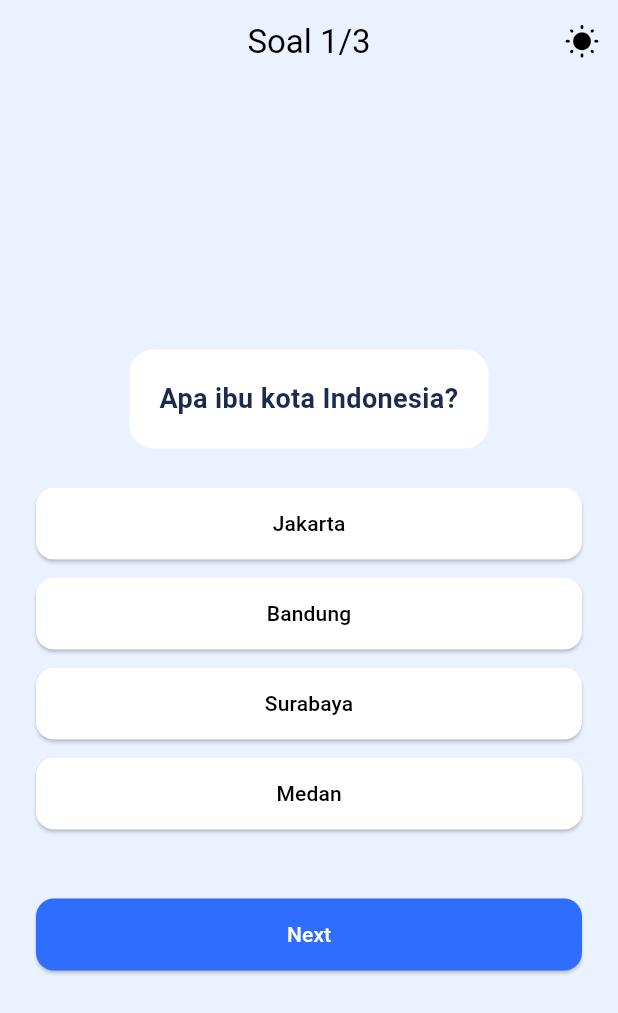
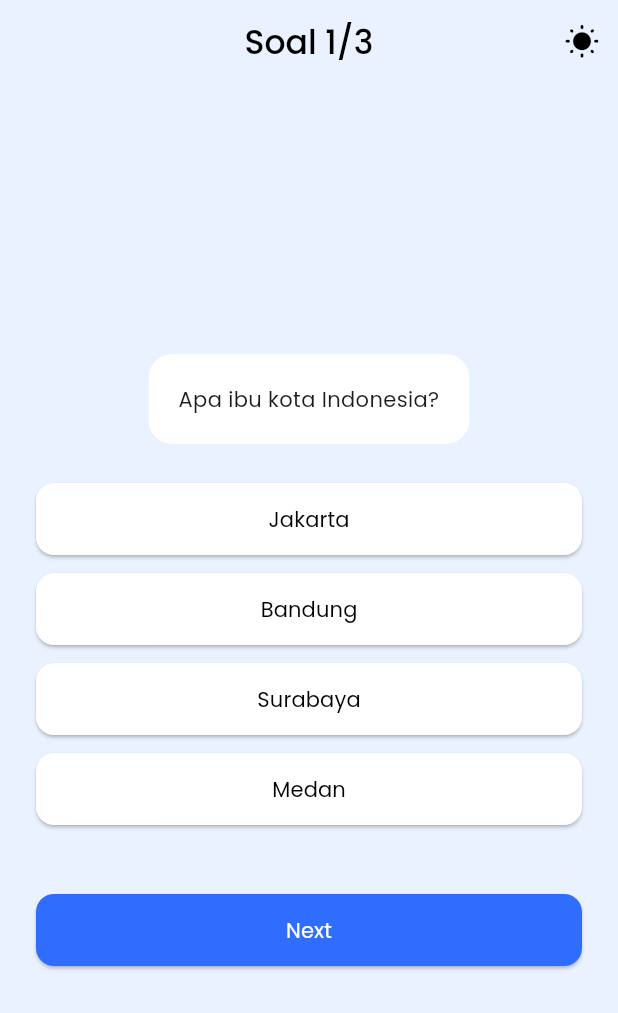
Before and after one commit to Qadrul/pg, a Flutter app: the QuizScreen screen opened by its route, on a phone screen of 412 x 824 dp. Shown: the top 1013 px of the screen. Run offline on Flutter 3.47's test engine with Material 3 defaults, Android fonts, the phone set to English and light mode, and no system bars; our stand-ins replace confetti, go_router, shared_preferences; accounts and stored records are empty.

Commit message:
feat: tambha commentar dan perubahan font

```diff
--- a/lib/models/question_models.dart
+++ b/lib/models/question_models.dart
@@ -1,7 +1,7 @@
 class Question {
-  final String questionText;
-  final List<String> options;
-  final int correctIndex;
+  final String questionText;       // // Menyimpan teks pertanyaan (immutable)
+  final List<String> options;      // // Menyimpan daftar pilihan jawaban
+  final int correctIndex;          // // Menyimpan indeks jawaban yang benar
 
   Question({
     required this.questionText,
--- a/lib/providers/quiz_provider.dart
+++ b/lib/providers/quiz_provider.dart
@@ -5,18 +5,18 @@ import 'package:pg/data/question_data.dart';
 import 'package:pg/models/question_models.dart';
 
 class QuizProvider extends ChangeNotifier {
-  String userName = '';
-  int currentQuestionIndex = 0;
-  int score = 0;
-  bool answered = false;
-  int? selectedIndex;
-  late List<Question> shuffledQuestions;
+  String userName = '';                       // // Menyimpan nama pengguna
+  int currentQuestionIndex = 0;               // // Menyimpan indeks pertanyaan saat ini
+  int score = 0;                              // // Menyimpan skor pengguna
+  bool answered = false;                      // // Menandai apakah pertanyaan sudah dijawab
+  int? selectedIndex;                         // // Menyimpan jawaban yang dipilih
+  late List<Question> shuffledQuestions;      // // List pertanyaan acak untuk quiz
 
   final ConfettiController confettiController =
-      ConfettiController(duration: const Duration(seconds: 1));
+      ConfettiController(duration: const Duration(seconds: 1));  // // Controller animasi confetti
 
   QuizProvider() {
-    _shuffleQuestions();
+    _shuffleQuestions();                      // // Acak pertanyaan saat provider dibuat
   }
 
   void _shuffleQuestions() {
@@ -25,23 +25,22 @@ class QuizProvider extends ChangeNotifier {
 
   void setName(String name) {
     userName = name;
-    _shuffleQuestions(); // acak ulang setiap kali mulai quiz
+    _shuffleQuestions();                      // // Acak ulang setiap kali quiz baru
     resetQuiz();
-    notifyListeners();
+    notifyListeners();                        // // Update UI via state management
   }
 
   void answerQuestion(int index) {
-    if (answered) return;
+    if (answered) return;                      // // Mencegah jawaban ganda
     answered = true;
     selectedIndex = index;
 
-    // Hitung skor langsung tanpa menunggu confetti
     if (index == shuffledQuestions[currentQuestionIndex].correctIndex) {
-      score++;
-      confettiController.play();
+      score++;                                 // // Hitung skor
+      confettiController.play();              // // Mainkan animasi confetti
     }
 
-    notifyListeners();
+    notifyListeners();                        // // Update UI
   }
 
   void nextQuestion() {
@@ -65,7 +64,7 @@ class QuizProvider extends ChangeNotifier {
 
   @override
   void dispose() {
-    confettiController.dispose();
+    confettiController.dispose();             // // Bersihkan controller saat provider dibuang
     super.dispose();
   }
 }
--- a/lib/providers/theme_provider.dart
+++ b/lib/providers/theme_provider.dart
@@ -2,27 +2,27 @@ import 'package:flutter/material.dart';
 import 'package:shared_preferences/shared_preferences.dart';
 
 class ThemeProvider extends ChangeNotifier {
-  bool _isDarkMode = false;
-  bool get isDarkMode => _isDarkMode;
+  bool _isDarkMode = false;             // // Menyimpan status tema
+  bool get isDarkMode => _isDarkMode;   // // Getter untuk akses status tema
 
   ThemeProvider() {
-    _loadTheme(); // panggil saat inisialisasi
+    _loadTheme();                        // // Ambil tema terakhir saat inisialisasi
   }
 
   /// 🔹 Ubah tema dan simpan ke SharedPreferences
   void toggleTheme() async {
-    _isDarkMode = !_isDarkMode;
-    notifyListeners();
+    _isDarkMode = !_isDarkMode;         // // Toggle antara light/dark
+    notifyListeners();                  // // Update UI saat theme berubah
 
     final prefs = await SharedPreferences.getInstance();
-    await prefs.setBool('isDarkMode', _isDarkMode);
+    await prefs.setBool('isDarkMode', _isDarkMode); // // Simpan tema
   }
 
   /// 🔹 Ambil tema terakhir dari SharedPreferences
   void _loadTheme() async {
     final prefs = await SharedPreferences.getInstance();
     _isDarkMode = prefs.getBool('isDarkMode') ?? false;
-    notifyListeners();
+    notifyListeners();                  // // Update UI sesuai tema tersimpan
   }
 
   ThemeData get themeData {
--- a/lib/routes/app_route.dart
+++ b/lib/routes/app_route.dart
@@ -7,10 +7,22 @@ import 'package:pg/screens/splash_screen.dart';
 class AppRouter {
   static final GoRouter router = GoRouter(
     routes: [
-      GoRoute(path: '/', builder: (context, state) => const SplashScreen()),
-      GoRoute(path: '/name', builder: (context, state) => const NameScreen()),
-      GoRoute(path: '/quiz', builder: (context, state) => const QuizScreen()),
-      GoRoute(path: '/result', builder: (context, state) => const ResultScreen()),
+      GoRoute(
+        path: '/',
+        builder: (context, state) => const SplashScreen()  // // Halaman splash pertama
+      ),
+      GoRoute(
+        path: '/name',
+        builder: (context, state) => const NameScreen()    // // Halaman input nama pengguna
+      ),
+      GoRoute(
+        path: '/quiz',
+        builder: (context, state) => const QuizScreen()    // // Halaman kuis
+      ),
+      GoRoute(
+        path: '/result',
+        builder: (context, state) => const ResultScreen()  // // Halaman hasil skor
+      ),
     ],
   );
 }
--- a/lib/screens/quizz_screen.dart
+++ b/lib/screens/quizz_screen.dart
@@ -14,15 +14,19 @@ class QuizScreen extends StatelessWidget {
 
   @override
   Widget build(BuildContext context) {
-    final quiz = Provider.of<QuizProvider>(context);
-    final question = quiz.shuffledQuestions[quiz.currentQuestionIndex];
+    final quiz = Provider.of<QuizProvider>(context); // Akses QuizProvider
+    final question = quiz.shuffledQuestions[quiz.currentQuestionIndex]; // Ambil pertanyaan saat ini
     final theme = Theme.of(context);
 
     return Scaffold(
       appBar: AppBar(
         title: Text(
-          "Soal ${quiz.currentQuestionIndex + 1}/${questionList.length}",
-          style: TextStyle(color: theme.colorScheme.onSurface),
+          "Soal ${quiz.currentQuestionIndex + 1}/${questionList.length}", // Indikator progres
+          style: TextStyle(
+            fontFamily: 'Poppins',
+            fontWeight: FontWeight.w500, // Medium untuk judul
+            color: theme.colorScheme.onSurface,
+          ),
         ),
         actions: const [ThemeToggleIcon()],
         centerTitle: true,
@@ -35,7 +39,13 @@ class QuizScreen extends StatelessWidget {
           Column(
             mainAxisAlignment: MainAxisAlignment.center,
             children: [
-              QuestionCard(text: question.questionText),
+              QuestionCard(
+                text: question.questionText,
+                textStyle: const TextStyle(
+                  fontFamily: 'Poppins',
+                  fontWeight: FontWeight.w400, // Regular untuk pertanyaan
+                ),
+              ),
               const SizedBox(height: 20),
               ...List.generate(question.options.length, (i) {
                 return AnswerButton(
@@ -44,6 +54,10 @@ class QuizScreen extends StatelessWidget {
                   isCorrect: i == question.correctIndex,
                   isAnswered: quiz.answered,
                   onTap: () => quiz.answerQuestion(i),
+                  textStyle: const TextStyle(
+                    fontFamily: 'Poppins',
+                    fontWeight: FontWeight.w400, // Regular untuk jawaban
+                  ),
                 );
               }),
               const SizedBox(height: 30),
@@ -53,11 +67,12 @@ class QuizScreen extends StatelessWidget {
                       ? "Correct.."
                       : "Wrong..",
                   style: TextStyle(
+                    fontFamily: 'Poppins',
+                    fontWeight: FontWeight.w500, // Medium untuk feedback
                     color: quiz.selectedIndex == question.correctIndex
                         ? Colors.green
                         : Colors.red,
                     fontSize: 18,
-                    fontWeight: FontWeight.bold,
                   ),
                 ),
               const SizedBox(height: 10),
@@ -69,6 +84,10 @@ class QuizScreen extends StatelessWidget {
                     quiz.nextQuestion();
                   }
                 },
+                textStyle: const TextStyle(
+                  fontFamily: 'Poppins',
+                  fontWeight: FontWeight.w400, // Regular untuk tombol next
+                ),
               ),
             ],
           ),
--- a/lib/screens/splash_screen.dart
+++ b/lib/screens/splash_screen.dart
@@ -12,6 +12,7 @@ class _SplashScreenState extends State<SplashScreen> {
   @override
   void initState() {
     super.initState();
+    // // Navigasi otomatis ke halaman input nama setelah 2 detik
     Future.delayed(const Duration(seconds: 2), () {
       context.go('/name');
     });
@@ -22,8 +23,8 @@ class _SplashScreenState extends State<SplashScreen> {
     return const Scaffold(
       body: Center(
         child: Image(
-          image: AssetImage('assets/images/logo.png'),
-          width: 120,
+          image: AssetImage('assets/images/logo.png'), // // Menggunakan aset gambar → mempercantik UI
+          width: 120,                                     // // Ukuran responsif bisa ditingkatkan (misal relative ke lebar layar)
         ),
       ),
     );
--- a/lib/widgets/answer_button.dart
+++ b/lib/widgets/answer_button.dart
@@ -6,6 +6,7 @@ class AnswerButton extends StatelessWidget {
   final bool isCorrect;
   final bool isAnswered;
   final VoidCallback onTap;
+  final TextStyle? textStyle; // <-- tambahkan ini
 
   const AnswerButton({
     super.key,
@@ -14,6 +15,7 @@ class AnswerButton extends StatelessWidget {
     required this.isCorrect,
     required this.isAnswered,
     required this.onTap,
+    this.textStyle, // <-- tambahkan ini
   });
 
   @override
@@ -35,7 +37,10 @@ class AnswerButton extends StatelessWidget {
             borderRadius: BorderRadius.circular(12),
           ),
         ),
-        child: Text(text),
+        child: Text(
+          text,
+          style: textStyle ?? const TextStyle(), // <-- pakai style dari screen
+        ),
       ),
     );
   }
--- a/lib/widgets/next_button.dart
+++ b/lib/widgets/next_button.dart
@@ -2,7 +2,9 @@ import 'package:flutter/material.dart';
 
 class NextButton extends StatelessWidget {
   final VoidCallback onPressed;
-  const NextButton({super.key, required this.onPressed});
+  final TextStyle? textStyle; // <-- tambahkan ini
+
+  const NextButton({super.key, required this.onPressed, this.textStyle});
 
   @override
   Widget build(BuildContext context) {
@@ -18,7 +20,10 @@ class NextButton extends StatelessWidget {
             borderRadius: BorderRadius.circular(12),
           ),
         ),
-        child: const Text("Next"),
+        child: Text(
+          "Next",
+          style: textStyle ?? const TextStyle(),
+        ),
       ),
     );
   }
--- a/lib/widgets/question_card.dart
+++ b/lib/widgets/question_card.dart
@@ -2,7 +2,9 @@ import 'package:flutter/material.dart';
 
 class QuestionCard extends StatelessWidget {
   final String text;
-  const QuestionCard({super.key, required this.text});
+  final TextStyle? textStyle; // <-- tambahkan ini
+
+  const QuestionCard({super.key, required this.text, this.textStyle});
 
   @override
   Widget build(BuildContext context) {
@@ -16,11 +18,12 @@ class QuestionCard extends StatelessWidget {
       child: Text(
         text,
         textAlign: TextAlign.center,
-        style: const TextStyle(
-          fontSize: 18,
-          color: Color(0xFF1A2B4F),
-          fontWeight: FontWeight.w600,
-        ),
+        style: textStyle ??
+            const TextStyle(
+              fontSize: 18,
+              color: Color(0xFF1A2B4F),
+              fontWeight: FontWeight.w600,
+            ),
       ),
     );
   }
--- a/lib/widgets/theme_toogle_icon.dart
+++ b/lib/widgets/theme_toogle_icon.dart
@@ -7,16 +7,16 @@ class ThemeToggleIcon extends StatelessWidget {
 
   @override
   Widget build(BuildContext context) {
-    final themeProvider = Provider.of<ThemeProvider>(context);
+    final themeProvider = Provider.of<ThemeProvider>(context);  // // Akses ThemeProvider
     final isDark = themeProvider.isDarkMode;
 
     return IconButton(
       icon: Icon(
-        isDark ? Icons.wb_incandescent_rounded : Icons.wb_sunny_rounded,
-        color: isDark ? Colors.white : Colors.black,
+        isDark ? Icons.wb_incandescent_rounded : Icons.wb_sunny_rounded, // // Icon berubah sesuai tema
+        color: isDark ? Colors.white : Colors.black,                        // // Warna icon menyesuaikan mode
       ),
       onPressed: () {
-        themeProvider.toggleTheme();
+        themeProvider.toggleTheme(); // // Toggle tema → update state global
       },
     );
   }
```
Also changed, not shown: lib/main.dart (+23 -9 lines), lib/screens/name_screen.dart (+22 -9 lines), lib/screens/result_screen.dart (+21 -6 lines).
